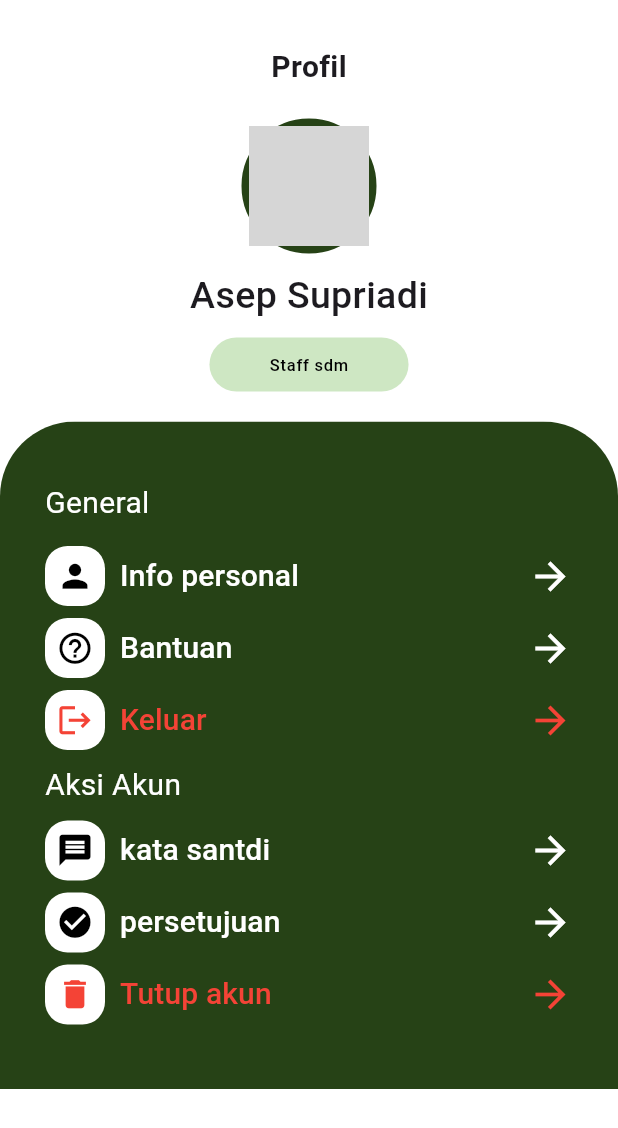
After one commit to proyek-tingkat-ecoplus/tubes_mobpro, a Flutter app: the ProfilePage screen opened by its route, on a phone screen of 412 x 824 dp. The commit adds this screen. Shown: the top 1128 px of the screen. Run offline on Flutter 3.47's test engine with Material 3 defaults, Android fonts, the phone set to English and light mode, and no system bars; our stand-ins replace flutter_animate, page_transition, persistent_bottom_nav_bar, table_calendar; network calls fail; grey boxes are pictures that could not be loaded.

Commit message:
add feature profile

```diff
--- a/tubes_mobpro/lib/compoennt/CostomInput.dart
+++ b/tubes_mobpro/lib/compoennt/CostomInput.dart
@@ -10,7 +10,7 @@ class CustomInput extends StatelessWidget {
   const CustomInput({
     Key? key,
     required this.hintText,
-    required this.controller,,
+    required this.controller,
     this.isPassword = false,
     this.inputType = TextInputType.text,
     required this.icon,
--- a/tubes_mobpro/lib/pages/Home.dart
+++ b/tubes_mobpro/lib/pages/Home.dart
@@ -42,7 +42,6 @@ class Home extends StatelessWidget {
                 ),
               ],
             ),
-
           ],
         ),
         actions: [
--- a/tubes_mobpro/lib/pages/login.dart
+++ b/tubes_mobpro/lib/pages/login.dart
@@ -23,7 +23,8 @@ class _LoginState extends State<Login> {
   @override
   Widget build(BuildContext context) {
     return Scaffold(
-      backgroundColor: Color.fromRGBO(38, 66, 22, 100),
+      body: Scaffold(
+        backgroundColor: Color.fromRGBO(38, 66, 22, 10),
         body: SafeArea(
           child: Column(
             mainAxisAlignment: MainAxisAlignment.center,
@@ -101,7 +102,7 @@ class _LoginState extends State<Login> {
                             ),
                             onPressed: () {
                               if (_formKey.currentState!.validate()) { //  buat validasi form
-                              Navigator.pushNamed(context, dashboard.routeName);
+                                Navigator.pushNamed(context, Dashboard.routeName);
                               }
                             },
                             child: Text('Masuk', style: TextStyle(fontWeight: FontWeight.bold, fontSize: 20),),
@@ -229,6 +230,7 @@ class _LoginState extends State<Login> {
             ],
           ),
         ),
+      ),
     );
   }
 }
--- /dev/null
+++ b/tubes_mobpro/lib/pages/portfile.dart
@@ -0,0 +1,327 @@
+import 'package:flutter/material.dart';
+import 'package:tubes_webpro/pages/dashboard.dart';
+import 'package:tubes_webpro/pages/page_1.dart';
+
+class ProfilePage extends StatefulWidget {
+  const ProfilePage({super.key});
+
+  static const routeName = '/profile';
+
+  @override
+  State<ProfilePage> createState() => _ProfilePageState();
+}
+
+class _ProfilePageState extends State<ProfilePage> {
+  @override
+  Widget build(BuildContext context) {
+    return Scaffold(
+      backgroundColor: Colors.white,
+      body: SafeArea(
+          child: Center(
+            child: Column(
+              children: [
+                SizedBox(height: 30),
+                Text(
+                  'Profil',
+                  style: TextStyle(fontSize: 20, fontWeight: FontWeight.bold),
+                ),
+                SizedBox(height: 20),
+                Container(
+                  decoration: BoxDecoration(
+                    borderRadius: BorderRadius.circular(50),
+                    border: Border.all(color: Color.fromRGBO(38, 66, 22, 10), width: 5),
+                  ),
+                  child: ClipRRect(
+                    borderRadius: BorderRadius.all(Radius.circular(50)),
+                    child: Image.network(
+                      'https://i.pinimg.com/originals/b5/bf/99/b5bf993ab5c801b56c52d02387788947.jpg',
+                      width: 80,
+                      height: 80,
+                      fit: BoxFit.cover,
+                    ),
+                  ),
+                ),
+                SizedBox(height: 10),
+                Text(
+                  'Asep Supriadi',
+                  style: TextStyle(fontSize: 25, fontWeight: FontWeight.w500),
+                ),
+                SizedBox(height: 10),
+                Badge(
+                  label: Text("Staff sdm"),
+                  backgroundColor: Color.fromRGBO(206, 231, 195, 10),
+                  textColor: Colors.black,
+                  padding: EdgeInsets.only(left: 40, right: 40, top: 10, bottom: 10),
+                ),
+                SizedBox(height: 20),
+                ClipRRect(
+                  borderRadius: BorderRadius.only(
+                    topLeft: Radius.circular(50),
+                    topRight: Radius.circular(50),
+                  ),
+                  child: Container(
+                    padding: EdgeInsets.all(20),
+                    width: 480,
+                    height: 445,
+                    color: Color.fromRGBO(38, 66, 22, 10), // Updated color
+                    child: Padding(
+                      padding: const EdgeInsets.all(10),
+                      child: ListView(
+                        children: [
+                          Padding(
+                            padding: const EdgeInsets.only(left: 0, top: 10, bottom: 10),
+                            child: Text(
+                              "General",
+                              style: TextStyle(color: Colors.white, fontSize: 20),
+                            ),
+                          ),
+                          TextButton(
+                            style: TextButton.styleFrom(
+                              padding: EdgeInsets.all(0),
+                              alignment: Alignment.centerLeft,
+                            ),
+                            onPressed: () {
+                                Navigator.push(
+                                  context,
+                                  MaterialPageRoute(builder: (context) => Page_1()),
+                                );
+                            },
+                            child: Row(
+                              children: [
+                                Container(
+                                  width: 40,
+                                  height: 40,
+                                  decoration: BoxDecoration(
+                                    color: Colors.white,
+                                    borderRadius: BorderRadius.circular(15),
+                                  ),
+                                  child: Icon(
+                                    Icons.person,
+                                    color: Colors.black,
+                                    size: 25,
+                                  ),
+                                ),
+                                SizedBox(width: 10),
+                                Expanded(
+                                  child: Text(
+                                    'Info personal',
+                                    style: TextStyle(color: Colors.white, fontSize: 20),
+                                  ),
+                                ),
+                                Icon(
+                                  Icons.arrow_forward,
+                                  color: Colors.white,
+                                  size: 30,
+                                ),
+                              ],
+                            ),
+                          ),
+                          TextButton(
+                            style: TextButton.styleFrom(
+                              padding: EdgeInsets.all(0),
+                              alignment: Alignment.centerLeft,
+                            ),
+                            onPressed: () {
+                              // Add your onPressed code here
+                            },
+                            child: Row(
+                              children: [
+                                Container(
+                                  width: 40,
+                                  height: 40,
+                                  decoration: BoxDecoration(
+                                    color: Colors.white,
+                                    borderRadius: BorderRadius.circular(15),
+                                  ),
+                                  child: Icon(
+                                    Icons.help_outline,
+                                    color: Colors.black,
+                                    size: 25,
+                                  ),
+                                ),
+                                SizedBox(width: 10),
+                                Expanded(
+                                  child: Text(
+                                    'Bantuan',
+                                    style: TextStyle(color: Colors.white, fontSize: 20),
+                                  ),
+                                ),
+                                Icon(
+                                  Icons.arrow_forward,
+                                  color: Colors.white,
+                                  size: 30,
+                                ),
+                              ],
+                            ),
+                          ),
+                          TextButton(
+                            style: TextButton.styleFrom(
+                              padding: EdgeInsets .all(0),
+                              alignment: Alignment.centerLeft,
+                            ),
+                            onPressed: () {
+                              // Add your onPressed code here
+                            },
+                            child: Row(
+                              children: [
+                                Container(
+                                  width: 40,
+                                  height: 40,
+                                  decoration: BoxDecoration(
+                                    color: Colors.white,
+                                    borderRadius: BorderRadius.circular(15),
+                                  ),
+                                  child: Icon(
+                                    Icons.logout,
+                                    color: Colors.red,
+                                    size: 25,
+                                  ),
+                                ),
+                                SizedBox(width: 10),
+                                Expanded(
+                                  child: Text(
+                                    'Keluar',
+                                    style: TextStyle(color: Colors.red, fontSize: 20),
+                                  ),
+                                ),
+                                Icon(
+                                  Icons.arrow_forward,
+                                  color: Colors.red,
+                                  size: 30,
+                                ),
+                              ],
+                            ),
+                          ),
+                          Padding(
+                            padding: const EdgeInsets.only(left: 0, top: 5, bottom: 5),
+                            child: Text(
+                              "Aksi Akun",
+                              style: TextStyle(color: Colors.white, fontSize: 20),
+                            ),
+                          ),
+                          TextButton(
+                            style: TextButton.styleFrom(
+                              padding: EdgeInsets.all(0),
+                              alignment: Alignment.centerLeft,
+                            ),
+                            onPressed: () {
+                              // Add your onPressed code here
+                            },
+                            child: Row(
+                              children: [
+                                Container(
+                                  width: 40,
+                                  height: 40,
+                                  decoration: BoxDecoration(
+                                    color: Colors.white,
+                                    borderRadius: BorderRadius.circular(15),
+                                  ),
+                                  child: Icon(
+                                    Icons.message,
+                                    color: Colors.black,
+                                    size: 25,
+                                  ),
+                                ),
+                                SizedBox(width: 10),
+                                Expanded(
+                                  child: Text(
+                                    'kata santdi',
+                                    style: TextStyle(color: Colors.white, fontSize: 20),
+                                  ),
+                                ),
+                                Icon(
+                                  Icons.arrow_forward,
+                                  color: Colors.white,
+                                  size: 30,
+                                ),
+                              ],
+                            ),
+                          ),
+                          TextButton(
+                            style: TextButton.styleFrom(
+                              padding: EdgeInsets.all(0),
+                              alignment: Alignment.centerLeft,
+                            ),
+                            onPressed: () {
+                              // Add your onPressed code here
+                            },
+                            child: Row(
+                              children: [
+                                Container(
+                                  width: 40,
+                                  height: 40,
+                                  decoration: BoxDecoration(
+                                    color: Colors.white,
+                                    borderRadius: BorderRadius.circular(15),
+                                  ),
+                                  child: Icon(
+                                    Icons.check_circle,
+                                    color: Colors.black,
+                                    size: 25,
+                                  ),
+                                ),
+                                SizedBox(width: 10),
+                                Expanded(
+                                  child: Text(
+                                    'persetujuan',
+                                    style: TextStyle(color: Colors.white, fontSize: 20),
+                                  ),
+                                ),
+                                Icon(
+                                  Icons.arrow_forward,
+                                  color: Colors.white,
+                                  size: 30,
+                                ),
+                              ],
+                            ),
+                          ),
+                          TextButton(
+                            style: TextButton.styleFrom(
+                              padding: EdgeInsets.all(0),
+                              alignment: Alignment.centerLeft,
+                            ),
+                            onPressed: () {
+                              // Add your onPressed code here
+                            },
+                            child: Row(
+                              children: [
+                                Container(
+                                  width: 40,
+                                  height: 40,
+                                  decoration: BoxDecoration(
+                                    color: Colors.white,
+                                    borderRadius: BorderRadius.circular(15),
+                                  ),
+                                  child: Icon(
+                                    Icons.delete,
+                                    color: Colors.red,
+                                    size: 25,
+                                  ),
+                                ),
+                                SizedBox(width: 10),
+                                Expanded(
+                                  child: Text(
+                                    'Tutup akun',
+                                    style: TextStyle(color: Colors.red, fontSize: 20),
+                                  ),
+                                ),
+                                Icon(
+                                  Icons.arrow_forward,
+                                  color: Colors.red,
+                                  size: 30,
+                                ),
+                              ],
+                            ),
+                          ),
+                        ],
+                      ),
+                    ),
+                  ),
+                ),
+              ],
+            ),
+          ),
+      ),
+    );
+  }
+}
--- a/tubes_mobpro/lib/route/routes.dart
+++ b/tubes_mobpro/lib/route/routes.dart
@@ -3,6 +3,7 @@ import 'package:tubes_webpro/compoennt/SplashScreen.dart';
 import 'package:tubes_webpro/pages/Home.dart';
 import 'package:tubes_webpro/pages/login.dart';
 import 'package:tubes_webpro/pages/page_1.dart';
+import 'package:tubes_webpro/pages/portfile.dart';
 import 'package:tubes_webpro/pages/register.dart';
 import 'package:tubes_webpro/pages/dashboard.dart';
 
@@ -19,7 +20,8 @@ class Routes extends StatelessWidget {
         Page_1.routeName: (context) => const Page_1(),
         Login.routeName: (context) => const Login(),
         Register.routeName: (context) => const Register(),
-        dashboard.routeName: (context) => const dashboard(),
+        Dashboard.routeName: (context) => const Dashboard(),
+        ProfilePage.routeName: (context) => const ProfilePage(),
       },
     );
   }
```
Also changed, not shown: tubes_mobpro/lib/compoennt/ParsistentButtonNav.dart (added, +99 -0 lines), tubes_mobpro/lib/pages/dashboard.dart (+69 -43 lines). Lines whose indentation alone changed are shown as unchanged.
